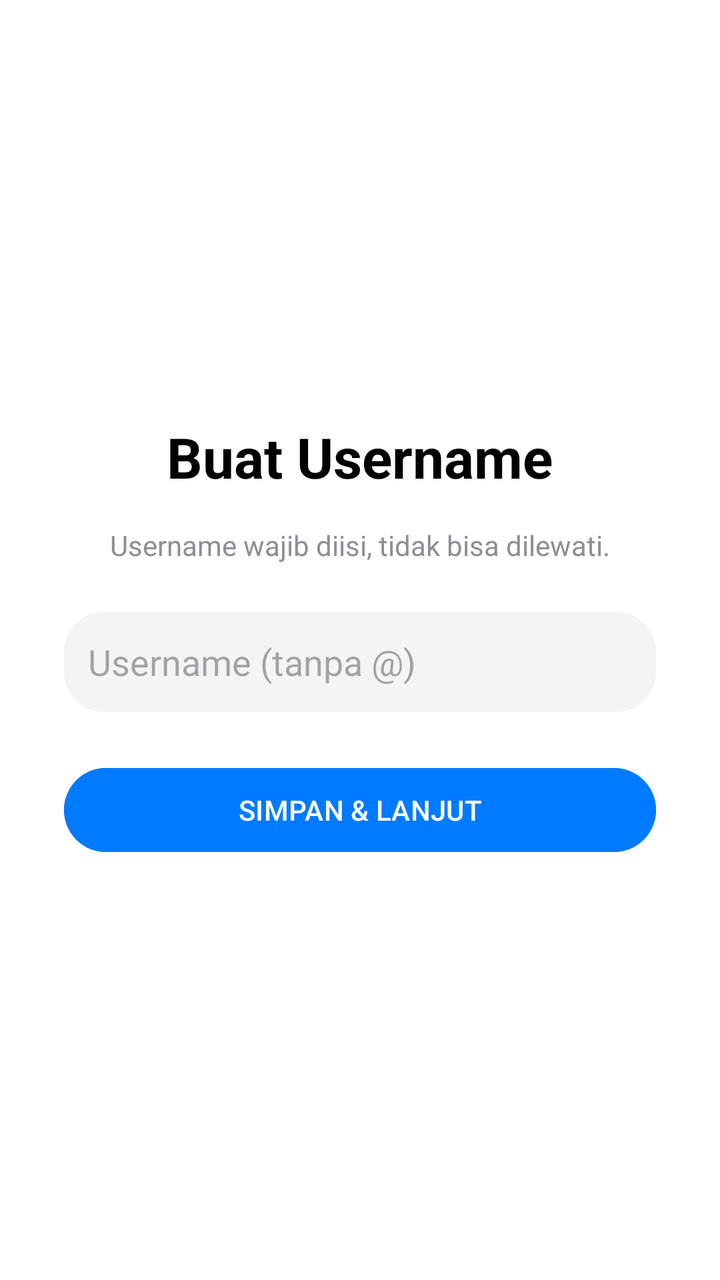
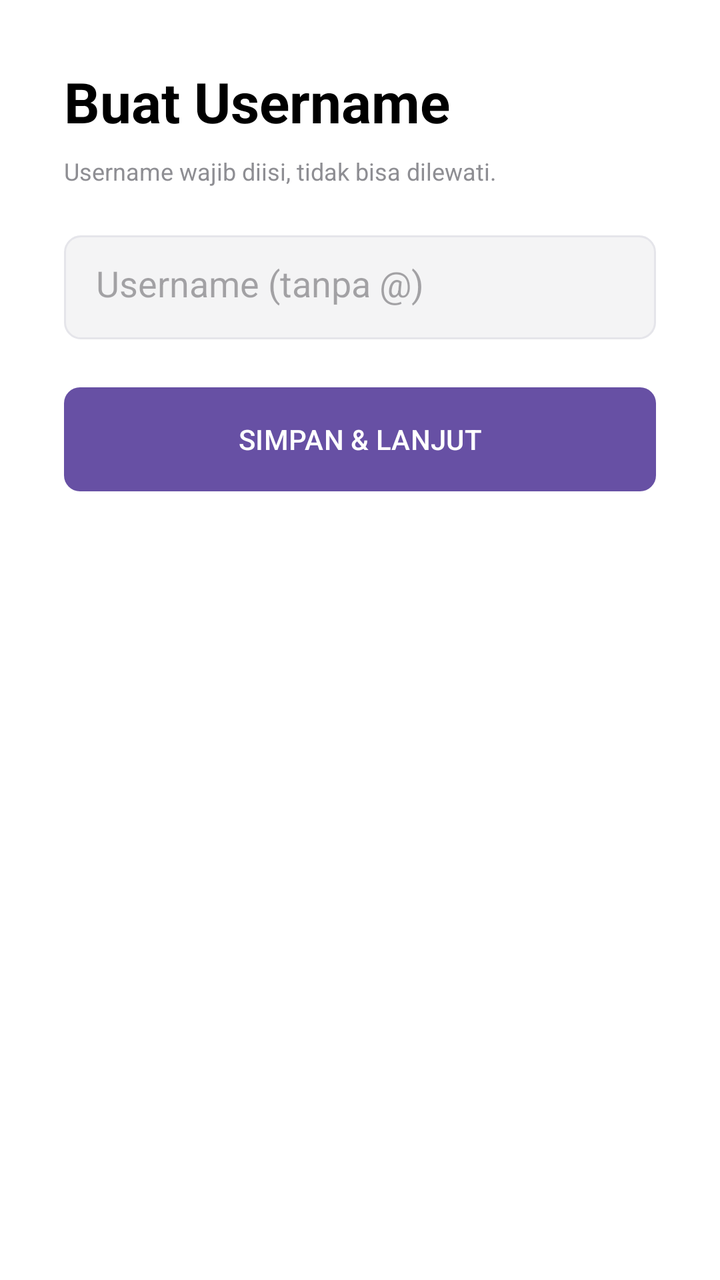

Two renders of the same Android screen: before a commit and after it. Below are the layout's source before the change and the commit's diff.
<!-- AndroidManifest.xml: application theme Theme.Material3.Light.NoActionBar -->
<!-- res/layout/activity_username.xml -->
<?xml version="1.0" encoding="utf-8"?>
<LinearLayout xmlns:android="http://schemas.android.com/apk/res/android"
    android:layout_width="match_parent" android:layout_height="match_parent"
    android:orientation="vertical" android:padding="32dp" android:gravity="center"
    android:background="@color/tg_bg">

    <TextView android:layout_width="wrap_content" android:layout_height="wrap_content"
        android:text="Buat Username" android:textSize="28sp" android:textStyle="bold"
        android:textColor="@color/tg_text" android:layout_marginBottom="16dp"/>

    <TextView android:layout_width="wrap_content" android:layout_height="wrap_content"
        android:text="Username wajib diisi, tidak bisa dilewati." android:textColor="@color/tg_text_gray"
        android:layout_marginBottom="24dp" android:textAlignment="center"/>

    <EditText android:id="@+id/etUsername" android:layout_width="match_parent" android:layout_height="50dp"
        android:hint="Username (tanpa @)" android:inputType="text" android:maxLength="25"
        android:background="@drawable/bg_search_telegram" android:padding="12dp"
        android:layout_marginBottom="24dp"/>

    <Button android:id="@+id/btnSaveUsername" android:layout_width="match_parent" android:layout_height="50dp"
        android:text="SIMPAN &amp; LANJUT" android:backgroundTint="@color/tg_blue" android:textColor="#FFFFFF"/>
</LinearLayout>
<!-- resources referenced by this layout -->
<resources>
  <color name="tg_bg">#FFFFFF</color>
  <color name="tg_blue">#007AFF</color>
  <color name="tg_text">#000000</color>
  <color name="tg_text_gray">#8E8E93</color>
  <!-- drawable bg_search_telegram (drawable) -->
  <?xml version="1.0" encoding="utf-8"?>
  <shape xmlns:android="http://schemas.android.com/apk/res/android">
      <solid android:color="@color/tg_bg_gray" />
      <corners android:radius="20dp" />
  </shape>
  <color name="tg_bg_gray">#F4F4F5</color>
</resources>

<!-- the commit's change to res/layout/activity_username.xml (unified diff, before → after) -->
@@ -1,22 +1,24 @@
 <?xml version="1.0" encoding="utf-8"?>
-<LinearLayout xmlns:android="http://schemas.android.com/apk/res/android"
+<androidx.constraintlayout.widget.ConstraintLayout xmlns:android="http://schemas.android.com/apk/res/android"
+    xmlns:app="http://schemas.android.com/apk/res-auto"
     android:layout_width="match_parent" android:layout_height="match_parent"
-    android:orientation="vertical" android:padding="32dp" android:gravity="center"
-    android:background="@color/tg_bg">
+    android:background="@color/tg_bg" android:padding="32dp">
 
-    <TextView android:layout_width="wrap_content" android:layout_height="wrap_content"
-        android:text="Buat Username" android:textSize="28sp" android:textStyle="bold"
-        android:textColor="@color/tg_text" android:layout_marginBottom="16dp"/>
+    <TextView android:id="@+id/tvTitle" android:layout_width="wrap_content" android:layout_height="wrap_content"
+        android:text="Buat Username" android:textSize="28sp" android:textStyle="bold" android:textColor="@color/tg_text"
+        app:layout_constraintTop_toTopOf="parent" app:layout_constraintStart_toStartOf="parent" />
 
-    <TextView android:layout_width="wrap_content" android:layout_height="wrap_content"
-        android:text="Username wajib diisi, tidak bisa dilewati." android:textColor="@color/tg_text_gray"
-        android:layout_marginBottom="24dp" android:textAlignment="center"/>
+    <TextView android:id="@+id/tvInfo" android:layout_width="match_parent" android:layout_height="wrap_content"
+        android:text="Username wajib diisi, tidak bisa dilewati."
+        android:textColor="@color/tg_text_gray" android:textSize="12sp"
+        android:layout_marginTop="8dp" app:layout_constraintTop_toBottomOf="@id/tvTitle" />
 
-    <EditText android:id="@+id/etUsername" android:layout_width="match_parent" android:layout_height="50dp"
+    <EditText android:id="@+id/etUsername" android:layout_width="match_parent" android:layout_height="52dp"
         android:hint="Username (tanpa @)" android:inputType="text" android:maxLength="25"
-        android:background="@drawable/bg_search_telegram" android:padding="12dp"
-        android:layout_marginBottom="24dp"/>
+        android:background="@drawable/bg_input_telegram" android:padding="16dp"
+        android:layout_marginTop="24dp" app:layout_constraintTop_toBottomOf="@id/tvInfo" />
 
-    <Button android:id="@+id/btnSaveUsername" android:layout_width="match_parent" android:layout_height="50dp"
-        android:text="SIMPAN &amp; LANJUT" android:backgroundTint="@color/tg_blue" android:textColor="#FFFFFF"/>
-</LinearLayout>
+    <Button android:id="@+id/btnSaveUsername" android:layout_width="match_parent" android:layout_height="52dp"
+        android:text="SIMPAN &amp; LANJUT" android:background="@drawable/bg_button_telegram" android:textColor="#FFFFFF"
+        android:layout_marginTop="24dp" app:layout_constraintTop_toBottomOf="@id/etUsername" />
+</androidx.constraintlayout.widget.ConstraintLayout>
<!-- resource entries referenced after the edit -->
@@ -4,11 +4,18 @@
   <color name="tg_blue">#007AFF</color>
   <color name="tg_text">#000000</color>
   <color name="tg_text_gray">#8E8E93</color>
-  <!-- drawable bg_search_telegram (drawable) -->
+  <!-- drawable bg_button_telegram (drawable) -->
+  <?xml version="1.0" encoding="utf-8"?>
+  <shape xmlns:android="http://schemas.android.com/apk/res/android">
+      <solid android:color="@color/tg_blue" />
+      <corners android:radius="8dp" />
+  </shape>
+  <!-- drawable bg_input_telegram (drawable) -->
   <?xml version="1.0" encoding="utf-8"?>
   <shape xmlns:android="http://schemas.android.com/apk/res/android">
       <solid android:color="@color/tg_bg_gray" />
-      <corners android:radius="20dp" />
+      <stroke android:width="1dp" android:color="#E5E5EA" />
+      <corners android:radius="8dp" />
   </shape>
   <color name="tg_bg_gray">#F4F4F5</color>
 </resources>
